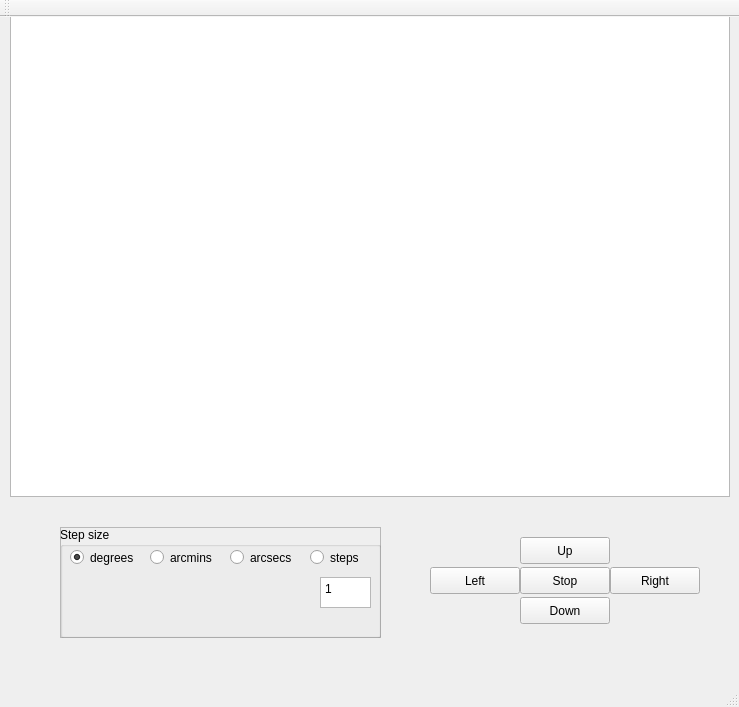
The window that gui/pointer/mainwindow.ui (spectro-pointer/pointer-mauro) describes before a commit, drawn with Qt 5.
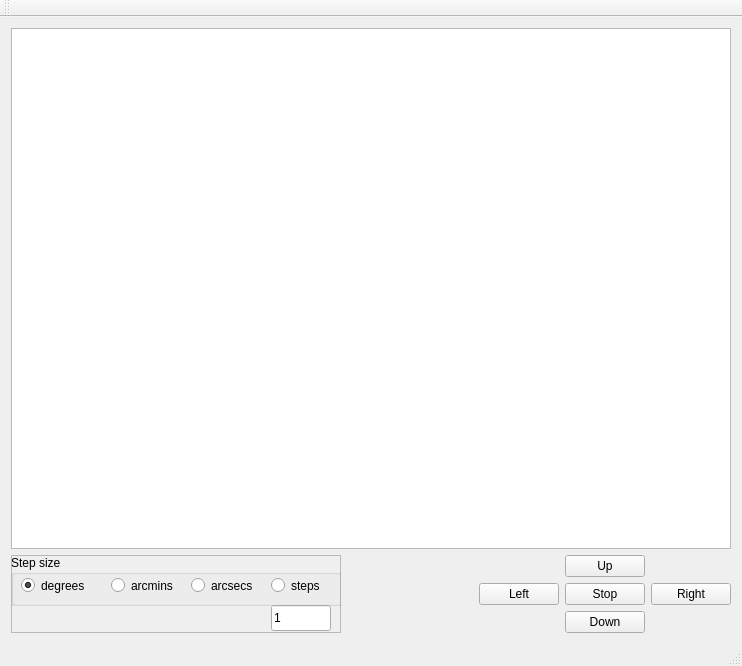
The same window after the commit.

Commit message: pan & tilt, and some window resizing.

The edit to the form file:
```diff
--- a/gui/pointer/mainwindow.ui
+++ b/gui/pointer/mainwindow.ui
@@ -6,99 +6,28 @@
    <rect>
     <x>0</x>
     <y>0</y>
-    <width>739</width>
-    <height>707</height>
+    <width>738</width>
+    <height>666</height>
    </rect>
   </property>
   <property name="windowTitle">
    <string>Pointer Gui</string>
   </property>
   <widget class="QWidget" name="centralWidget">
-   <widget class="QPushButton" name="pushButtonUp">
-    <property name="geometry">
-     <rect>
-      <x>520</x>
-      <y>520</y>
-      <width>90</width>
-      <height>27</height>
-     </rect>
-    </property>
-    <property name="text">
-     <string>Up</string>
-    </property>
-   </widget>
-   <widget class="QPushButton" name="pushButtonDown">
-    <property name="geometry">
-     <rect>
-      <x>520</x>
-      <y>580</y>
-      <width>90</width>
-      <height>27</height>
-     </rect>
-    </property>
-    <property name="text">
-     <string>Down</string>
-    </property>
-   </widget>
-   <widget class="QPushButton" name="pushButtonLeft">
-    <property name="geometry">
-     <rect>
-      <x>430</x>
-      <y>550</y>
-      <width>90</width>
-      <height>27</height>
-     </rect>
-    </property>
-    <property name="text">
-     <string>Left</string>
-    </property>
-   </widget>
-   <widget class="QPushButton" name="pushButtonRight">
-    <property name="geometry">
-     <rect>
-      <x>610</x>
-      <y>550</y>
-      <width>90</width>
-      <height>27</height>
-     </rect>
-    </property>
-    <property name="text">
-     <string>Right</string>
-    </property>
-   </widget>
-   <widget class="QGraphicsView" name="graphicsView">
-    <property name="geometry">
-     <rect>
-      <x>10</x>
-      <y>-10</y>
-      <width>720</width>
-      <height>490</height>
-     </rect>
-    </property>
-    <property name="minimumSize">
-     <size>
-      <width>720</width>
-      <height>490</height>
-     </size>
-    </property>
-    <property name="mouseTracking">
-     <bool>false</bool>
-    </property>
-    <property name="verticalScrollBarPolicy">
-     <enum>Qt::ScrollBarAlwaysOff</enum>
-    </property>
-    <property name="horizontalScrollBarPolicy">
-     <enum>Qt::ScrollBarAlwaysOff</enum>
-    </property>
-   </widget>
+   <layout class="QGridLayout" name="gridLayout">
+    <item row="1" column="0" rowspan="3">
    <widget class="QFrame" name="frame">
-    <property name="geometry">
-     <rect>
-      <x>60</x>
-      <y>510</y>
-      <width>321</width>
-      <height>111</height>
-     </rect>
+      <property name="sizePolicy">
+       <sizepolicy hsizetype="Fixed" vsizetype="Preferred">
+        <horstretch>0</horstretch>
+        <verstretch>0</verstretch>
+       </sizepolicy>
+      </property>
+      <property name="minimumSize">
+       <size>
+        <width>330</width>
+        <height>0</height>
+       </size>
     </property>
     <property name="frameShape">
      <enum>QFrame::StyledPanel</enum>
@@ -111,10 +40,16 @@
       <rect>
        <x>0</x>
        <y>0</y>
-       <width>321</width>
-       <height>111</height>
-      </rect>
-     </property>
+         <width>331</width>
+         <height>51</height>
+        </rect>
+       </property>
+       <property name="sizePolicy">
+        <sizepolicy hsizetype="Expanding" vsizetype="Preferred">
+         <horstretch>0</horstretch>
+         <verstretch>0</verstretch>
+        </sizepolicy>
+       </property>
      <property name="title">
       <string>Step size</string>
      </property>
@@ -123,7 +58,7 @@
        <rect>
         <x>10</x>
         <y>20</y>
-        <width>81</width>
+          <width>80</width>
         <height>21</height>
        </rect>
       </property>
@@ -140,9 +75,9 @@
      <widget class="QRadioButton" name="radioButtonArcsecs">
       <property name="geometry">
        <rect>
-        <x>170</x>
+          <x>180</x>
         <y>20</y>
-        <width>71</width>
+          <width>75</width>
         <height>21</height>
        </rect>
       </property>
@@ -156,9 +91,9 @@
      <widget class="QRadioButton" name="radioButtonArcmins">
       <property name="geometry">
        <rect>
-        <x>90</x>
+          <x>100</x>
         <y>20</y>
-        <width>71</width>
+          <width>78</width>
         <height>21</height>
        </rect>
       </property>
@@ -172,9 +107,9 @@
      <widget class="QRadioButton" name="radioButtonSteps">
       <property name="geometry">
        <rect>
-        <x>250</x>
+          <x>260</x>
         <y>20</y>
-        <width>61</width>
+          <width>64</width>
         <height>21</height>
        </rect>
       </property>
@@ -188,54 +123,177 @@
        <string notr="true">buttonGroup</string>
       </attribute>
      </widget>
-     <widget class="QPlainTextEdit" name="plainTextSteps">
+      </widget>
+      <widget class="QLineEdit" name="lineEditSteps">
       <property name="geometry">
        <rect>
         <x>260</x>
         <y>50</y>
-        <width>51</width>
-        <height>31</height>
-       </rect>
-      </property>
-      <property name="layoutDirection">
-       <enum>Qt::LeftToRight</enum>
+         <width>60</width>
+         <height>26</height>
+        </rect>
+       </property>
+       <property name="sizePolicy">
+        <sizepolicy hsizetype="Fixed" vsizetype="Fixed">
+         <horstretch>0</horstretch>
+         <verstretch>0</verstretch>
+        </sizepolicy>
+       </property>
+       <property name="maximumSize">
+        <size>
+         <width>60</width>
+         <height>16777215</height>
+        </size>
       </property>
       <property name="inputMethodHints">
-       <set>Qt::ImhDigitsOnly|Qt::ImhFormattedNumbersOnly</set>
-      </property>
-      <property name="verticalScrollBarPolicy">
-       <enum>Qt::ScrollBarAlwaysOff</enum>
-      </property>
-      <property name="horizontalScrollBarPolicy">
-       <enum>Qt::ScrollBarAlwaysOff</enum>
-      </property>
-      <property name="plainText">
+        <set>Qt::ImhDigitsOnly</set>
+       </property>
+       <property name="text">
        <string>1</string>
       </property>
-     </widget>
-    </widget>
-   </widget>
+       <property name="maxLength">
+        <number>3</number>
+       </property>
+      </widget>
+     </widget>
+    </item>
+    <item row="3" column="3">
+     <widget class="QPushButton" name="pushButtonDown">
+      <property name="sizePolicy">
+       <sizepolicy hsizetype="Fixed" vsizetype="Fixed">
+        <horstretch>0</horstretch>
+        <verstretch>0</verstretch>
+       </sizepolicy>
+      </property>
+      <property name="maximumSize">
+       <size>
+        <width>90</width>
+        <height>16777215</height>
+       </size>
+      </property>
+      <property name="text">
+       <string>Down</string>
+      </property>
+     </widget>
+    </item>
+    <item row="2" column="2">
+     <widget class="QPushButton" name="pushButtonLeft">
+      <property name="sizePolicy">
+       <sizepolicy hsizetype="Fixed" vsizetype="Fixed">
+        <horstretch>0</horstretch>
+        <verstretch>0</verstretch>
+       </sizepolicy>
+      </property>
+      <property name="maximumSize">
+       <size>
+        <width>90</width>
+        <height>16777215</height>
+       </size>
+      </property>
+      <property name="text">
+       <string>Left</string>
+      </property>
+     </widget>
+    </item>
+    <item row="0" column="0" colspan="5">
+     <widget class="QGraphicsView" name="graphicsView">
+      <property name="minimumSize">
+       <size>
+        <width>720</width>
+        <height>490</height>
+       </size>
+      </property>
+      <property name="mouseTracking">
+       <bool>false</bool>
+      </property>
+      <property name="verticalScrollBarPolicy">
+       <enum>Qt::ScrollBarAsNeeded</enum>
+      </property>
+      <property name="horizontalScrollBarPolicy">
+       <enum>Qt::ScrollBarAsNeeded</enum>
+      </property>
+      <property name="resizeAnchor">
+       <enum>QGraphicsView::AnchorViewCenter</enum>
+      </property>
+     </widget>
+    </item>
+    <item row="2" column="3">
    <widget class="QPushButton" name="pushButtonAbort">
-    <property name="geometry">
-     <rect>
-      <x>520</x>
-      <y>550</y>
+      <property name="sizePolicy">
+       <sizepolicy hsizetype="Fixed" vsizetype="Fixed">
+        <horstretch>0</horstretch>
+        <verstretch>0</verstretch>
+       </sizepolicy>
+      </property>
+      <property name="maximumSize">
+       <size>
       <width>90</width>
-      <height>27</height>
-     </rect>
+        <height>16777215</height>
+       </size>
     </property>
     <property name="text">
      <string>Stop</string>
     </property>
    </widget>
-   <zorder>pushButtonDown</zorder>
-   <zorder>pushButtonAbort</zorder>
-   <zorder>pushButtonLeft</zorder>
-   <zorder>graphicsView</zorder>
-   <zorder>pushButtonUp</zorder>
-   <zorder>pushButtonRight</zorder>
-   <zorder>frame</zorder>
-   <zorder>groupBox</zorder>
+    </item>
+    <item row="1" column="3">
+     <widget class="QPushButton" name="pushButtonUp">
+      <property name="sizePolicy">
+       <sizepolicy hsizetype="Fixed" vsizetype="Fixed">
+        <horstretch>0</horstretch>
+        <verstretch>0</verstretch>
+       </sizepolicy>
+      </property>
+      <property name="minimumSize">
+       <size>
+        <width>30</width>
+        <height>0</height>
+       </size>
+      </property>
+      <property name="maximumSize">
+       <size>
+        <width>90</width>
+        <height>16777215</height>
+       </size>
+      </property>
+      <property name="text">
+       <string>Up</string>
+      </property>
+     </widget>
+    </item>
+    <item row="2" column="4">
+     <widget class="QPushButton" name="pushButtonRight">
+      <property name="sizePolicy">
+       <sizepolicy hsizetype="Fixed" vsizetype="Fixed">
+        <horstretch>0</horstretch>
+        <verstretch>0</verstretch>
+       </sizepolicy>
+      </property>
+      <property name="maximumSize">
+       <size>
+        <width>90</width>
+        <height>16777215</height>
+       </size>
+      </property>
+      <property name="text">
+       <string>Right</string>
+      </property>
+     </widget>
+    </item>
+    <item row="2" column="1">
+     <spacer name="horizontalSpacer">
+      <property name="orientation">
+       <enum>Qt::Horizontal</enum>
+      </property>
+      <property name="sizeHint" stdset="0">
+       <size>
+        <width>40</width>
+        <height>20</height>
+       </size>
+      </property>
+     </spacer>
+    </item>
+   </layout>
   </widget>
   <widget class="QMenuBar" name="menuBar">
    <property name="geometry">
```
Left out of the diff: 2 changed lines with no effect on the pictures. Lines whose indentation alone changed are shown as unchanged. The commit also changes 3 other files.
